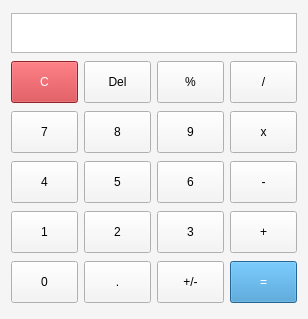
First picture: the form in mainwindow.ui, repository vpapadopou/qt-simple-calculator, before the edit.
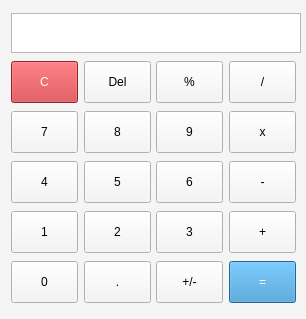
Second picture: the form after the edit.

Patch:
```diff
--- a/mainwindow.ui
+++ b/mainwindow.ui
@@ -14,15 +14,15 @@
    </rect>
   </property>
   <property name="sizePolicy">
-   <sizepolicy hsizetype="Preferred" vsizetype="Preferred">
+   <sizepolicy hsizetype="Fixed" vsizetype="Fixed">
     <horstretch>0</horstretch>
     <verstretch>0</verstretch>
    </sizepolicy>
   </property>
   <property name="minimumSize">
    <size>
-    <width>0</width>
-    <height>2</height>
+    <width>306</width>
+    <height>319</height>
    </size>
   </property>
   <property name="maximumSize">
@@ -40,6 +40,12 @@
 </string>
   </property>
   <widget class="QWidget" name="centralWidget">
+   <property name="sizePolicy">
+    <sizepolicy hsizetype="Fixed" vsizetype="Fixed">
+     <horstretch>0</horstretch>
+     <verstretch>0</verstretch>
+    </sizepolicy>
+   </property>
    <property name="styleSheet">
     <string notr="true">QPushButton {
 min-width: 65;
@@ -51,16 +57,26 @@
    <layout class="QVBoxLayout" name="verticalLayout">
     <item>
      <widget class="QLabel" name="displayPanel">
+      <property name="minimumSize">
+       <size>
+        <width>290</width>
+        <height>40</height>
+       </size>
+      </property>
       <property name="maximumSize">
        <size>
-        <width>300</width>
+        <width>16777215</width>
         <height>40</height>
        </size>
       </property>
       <property name="font">
        <font>
-        <family>Serif</family>
-        <pointsize>22</pointsize>
+        <family>Open Sans</family>
+        <pointsize>20</pointsize>
+        <weight>50</weight>
+        <italic>false</italic>
+        <bold>false</bold>
+        <kerning>true</kerning>
        </font>
       </property>
       <property name="layoutDirection">
```
Left out of the diff: 22 changed lines with no effect on the pictures.
